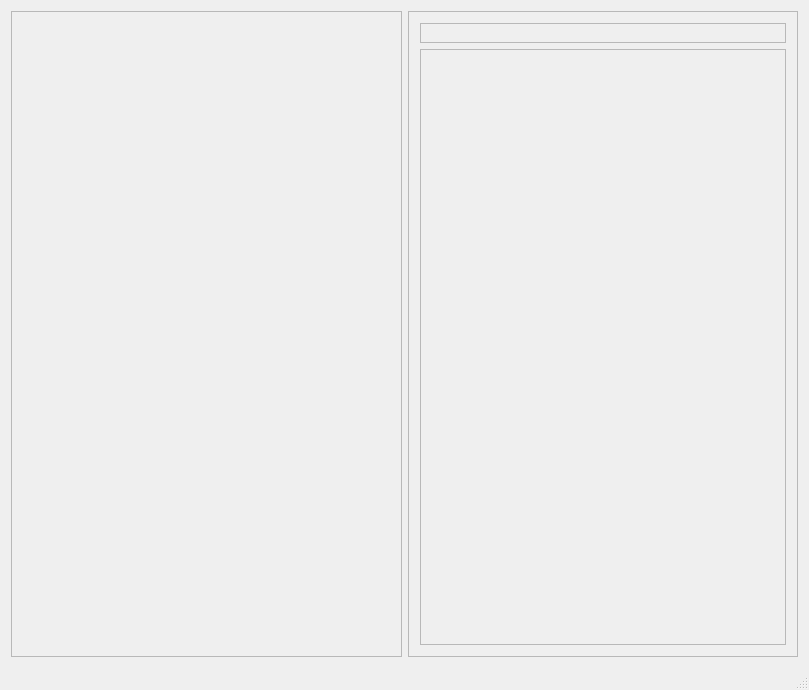
This is mainwindow.ui in Generall14/PC-kom as Qt 5 draws it before an edit. The edited form follows.
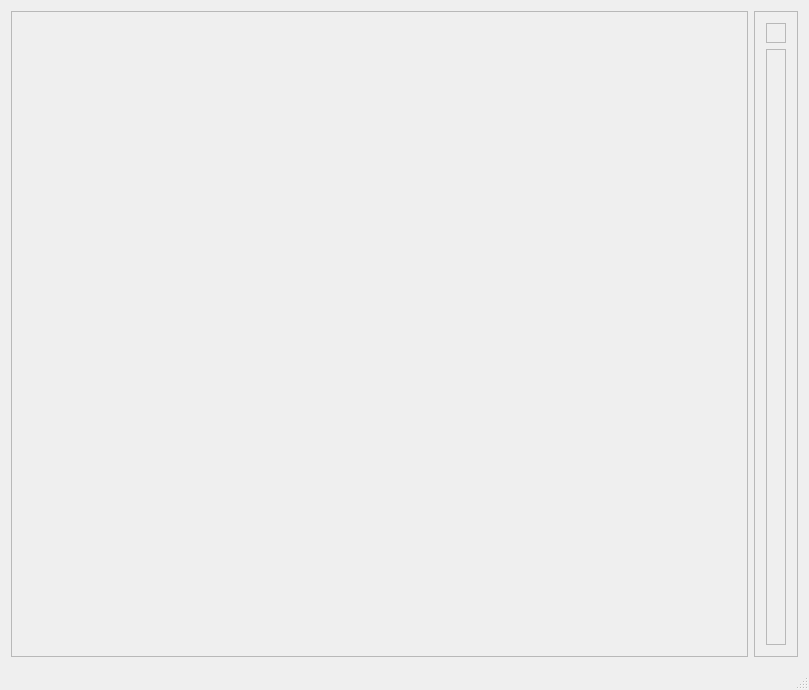
This is the edited form.

```diff
--- a/mainwindow.ui
+++ b/mainwindow.ui
@@ -19,7 +19,7 @@
      <widget class="QFrame" name="frame_log">
       <property name="sizePolicy">
        <sizepolicy hsizetype="Preferred" vsizetype="Preferred">
-        <horstretch>2</horstretch>
+        <horstretch>5</horstretch>
         <verstretch>0</verstretch>
        </sizepolicy>
       </property>
@@ -34,7 +34,7 @@
     <item>
      <widget class="QFrame" name="frame">
       <property name="sizePolicy">
-       <sizepolicy hsizetype="Minimum" vsizetype="Preferred">
+       <sizepolicy hsizetype="Maximum" vsizetype="Preferred">
         <horstretch>2</horstretch>
         <verstretch>0</verstretch>
        </sizepolicy>
```
